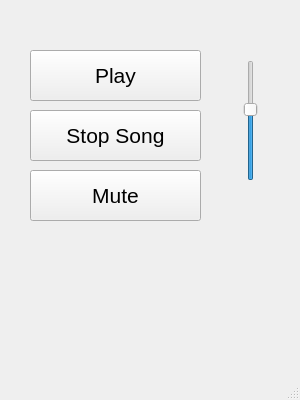
The window that mainwindow.ui (moopsIN/MySongPlayer) describes before a commit, drawn with Qt 5.
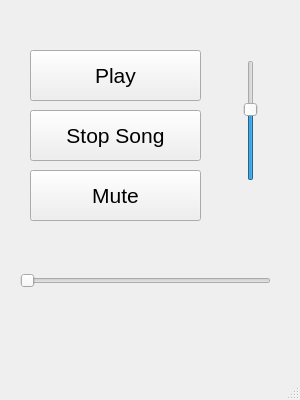
The same window after the commit.

```diff
--- a/mainwindow.ui
+++ b/mainwindow.ui
@@ -87,6 +87,19 @@
      <enum>Qt::Vertical</enum>
     </property>
    </widget>
+   <widget class="QSlider" name="seekBar">
+    <property name="geometry">
+     <rect>
+      <x>20</x>
+      <y>270</y>
+      <width>251</width>
+      <height>22</height>
+     </rect>
+    </property>
+    <property name="orientation">
+     <enum>Qt::Horizontal</enum>
+    </property>
+   </widget>
   </widget>
   <widget class="QMenuBar" name="menubar">
    <property name="geometry">
```
Left out of the diff: 2 changed lines with no effect on the pictures.
